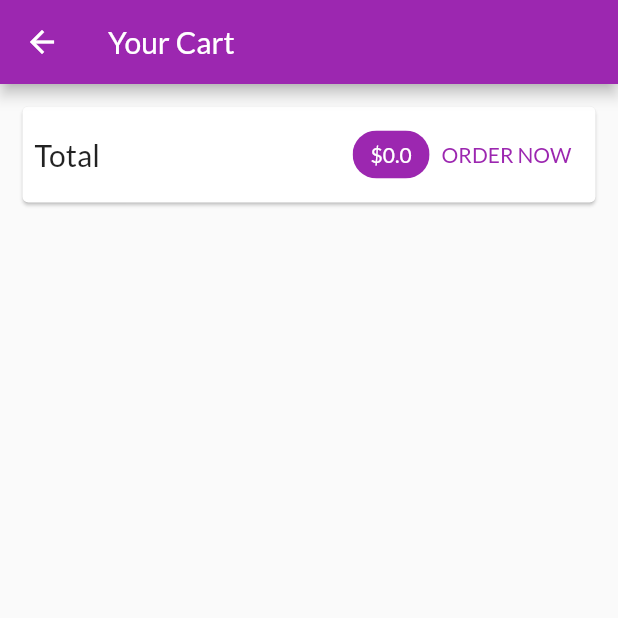
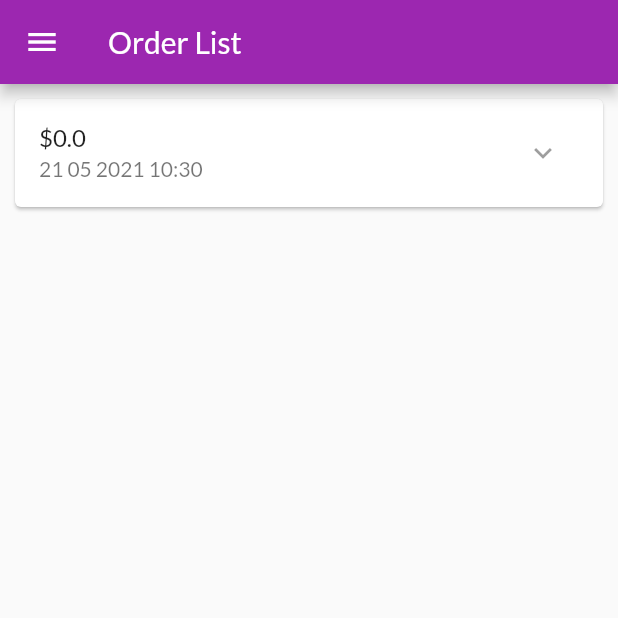
Before and after one commit to dat098x/Flutter-VenusShop-App, a Flutter app: the CartScreen screen opened by its route, after a tap on "ORDER NOW", on a phone screen of 412 x 824 dp, the top half of it. Run offline on Flutter 3.47's test engine with Material 2 defaults, Android fonts, the phone set to English and light mode, and no system bars; network calls fail.

Commit message:
Add OrdersScreen - Delete CartItem

```diff
--- a/lib/main.dart
+++ b/lib/main.dart
@@ -1,7 +1,9 @@
 import 'package:flutter/material.dart';
 import 'package:venusshop/providers/cart.dart';
+import 'package:venusshop/providers/orders.dart';
 import 'package:venusshop/providers/products_data.dart';
 import 'package:venusshop/screens/cart_screen.dart';
+import 'package:venusshop/screens/orders_screen.dart';
 import 'package:venusshop/screens/product_detail_screen.dart';
 import 'package:venusshop/screens/product_overview_screen.dart';
 import 'package:provider/provider.dart';
@@ -21,6 +23,9 @@ class MyApp extends StatelessWidget {
         ),
         ChangeNotifierProvider.value(
           value: Cart(),
+        ),
+        ChangeNotifierProvider.value(
+          value: Orders(),
         )
       ],
       child: MaterialApp(
@@ -36,6 +41,7 @@ class MyApp extends StatelessWidget {
           '/': (context) => ProductOverviewScreen(),
           ProductDetailScreen.routeName: (context) => ProductDetailScreen(),
           CartScreen.routeName: (context) => CartScreen(),
+          OrdersScreen.routeName: (context) => OrdersScreen(),
         },
       ),
     );
--- a/lib/providers/cart.dart
+++ b/lib/providers/cart.dart
@@ -17,7 +17,7 @@ class CartItem {
 class Cart with ChangeNotifier {
   Map<String, CartItem> _items = {};
 
-  Map<String, CartItem> get item {
+  Map<String, CartItem> get items {
     return {..._items};
   }
   int get countItems {
@@ -52,4 +52,15 @@ class Cart with ChangeNotifier {
     }
     notifyListeners();
   }
+
+  void removeItem(String id) {
+     _items.remove(id);
+     notifyListeners();
+  }
+
+
+  void clear() {
+    _items ={};
+    notifyListeners();
+  }
 }
--- /dev/null
+++ b/lib/providers/orders.dart
@@ -0,0 +1,32 @@
+import 'package:flutter/material.dart';
+import 'package:venusshop/providers/cart.dart';
+
+class OrderItem {
+  final String id;
+  final double amount;
+  final List<CartItem> products;
+  final DateTime dateTime;
+  OrderItem({
+    @required this.id,
+    @required this.amount,
+    @required this.products,
+    @required this.dateTime
+  });
+}
+
+class Orders with ChangeNotifier {
+  List<OrderItem> _orders = [];
+  List<OrderItem> get orders {
+    return [..._orders];
+  }
+
+  void addOrder(List<CartItem> cartProducts, double total) {
+    _orders.insert(0, OrderItem(
+        id: DateTime.now().toString(),
+        amount: total,
+        products: cartProducts,
+        dateTime: DateTime.now()));
+    notifyListeners();
+  }
+
+}
--- a/lib/screens/cart_screen.dart
+++ b/lib/screens/cart_screen.dart
@@ -1,6 +1,8 @@
 import 'package:flutter/material.dart';
 import 'package:provider/provider.dart';
 import 'package:venusshop/providers/cart.dart' show Cart;
+import 'package:venusshop/providers/orders.dart';
+import 'package:venusshop/screens/orders_screen.dart';
 import 'package:venusshop/widgets/cart_item.dart';
 
 class CartScreen extends StatelessWidget {
@@ -23,7 +25,7 @@ class CartScreen extends StatelessWidget {
                 children: [
                   Text('Total', style: TextStyle(fontSize: 20),),
                   Spacer(),
-                  Chip(label: Text('\$${cart.totalAmount.toString()}',
+                  Chip(label: Text('\$${cart.totalAmount.toStringAsFixed(2)}',
                     style: TextStyle(
                       color: Theme.of(context).primaryTextTheme.headline6.color
                     ),
@@ -32,7 +34,9 @@ class CartScreen extends StatelessWidget {
                   TextButton(
                     child: Text('ORDER NOW'),
                     onPressed: () {
-
+                      Provider.of<Orders>(context, listen: false).addOrder(cart.items.values.toList(), cart.totalAmount);
+                      cart.clear();
+                      Navigator.of(context).pushNamed(OrdersScreen.routeName);
                     },
                     style: ButtonStyle(
                       foregroundColor: MaterialStateProperty.all(Theme.of(context).primaryColor)
@@ -47,10 +51,11 @@ class CartScreen extends StatelessWidget {
               itemCount: cart.countItems,
               itemBuilder: (context, index) {
                 return CartItem(
-                  id: cart.item.values.toList()[index].id,
-                  title: cart.item.values.toList()[index].title,
-                  quantity: cart.item.values.toList()[index].quantity,
-                  price: cart.item.values.toList()[index].price
+                  id: cart.items.values.toList()[index].id,
+                  productId: cart.items.keys.toList()[index],
+                  title: cart.items.values.toList()[index].title,
+                  quantity: cart.items.values.toList()[index].quantity,
+                  price: cart.items.values.toList()[index].price
                 );
               }
             )
--- /dev/null
+++ b/lib/screens/orders_screen.dart
@@ -0,0 +1,21 @@
+import 'package:flutter/material.dart';
+import 'package:provider/provider.dart';
+import 'package:venusshop/providers/orders.dart' show Orders;
+import 'package:venusshop/widgets/app_drawer.dart';
+import 'package:venusshop/widgets/order_item.dart';
+class OrdersScreen extends StatelessWidget {
+  static const routeName = '/orders';
+  @override
+  Widget build(BuildContext context) {
+    final ordersData = Provider.of<Orders>(context).orders;
+    return Scaffold(
+      appBar: AppBar(
+        title: Text('Order List'),
+      ),
+      drawer: AppDrawer(),
+      body: ListView.builder(
+          itemCount: ordersData.length,
+          itemBuilder: (context, index) => OrderItem(ordersData[index])),
+    );
+  }
+}
--- a/lib/screens/product_overview_screen.dart
+++ b/lib/screens/product_overview_screen.dart
@@ -1,6 +1,7 @@
 import 'package:flutter/material.dart';
 import 'package:venusshop/providers/cart.dart';
 import 'package:venusshop/screens/cart_screen.dart';
+import 'package:venusshop/widgets/app_drawer.dart';
 import 'package:venusshop/widgets/badget.dart';
 import 'package:venusshop/widgets/products_grip.dart';
 import 'package:provider/provider.dart';
@@ -53,6 +54,7 @@ class _ProductOverviewScreenState extends State<ProductOverviewScreen> {
           )
         ],
       ),
+      drawer: AppDrawer(),
       body: ProductsGrid(showFavoriteOnly),
     );
   }
--- /dev/null
+++ b/lib/widgets/order_item.dart
@@ -0,0 +1,64 @@
+import 'dart:math';
+
+import 'package:flutter/material.dart';
+import 'package:venusshop/providers/orders.dart' as ord;
+import 'package:intl/intl.dart';
+class OrderItem extends StatefulWidget {
+  final ord.OrderItem order;
+  OrderItem(this.order);
+
+  @override
+  _OrderItemState createState() => _OrderItemState();
+}
+
+class _OrderItemState extends State<OrderItem> {
+  bool _expanded = false;
+
+  @override
+  Widget build(BuildContext context) {
+    return Card(
+      margin: EdgeInsets.all(10),
+      child: Column(
+        children: [
+          ListTile(
+            title: Text('\$${widget.order.amount}'),
+            subtitle: Text(DateFormat('dd MM yyyy hh:mm').format(widget.order.dateTime)),
+            trailing: IconButton(
+              icon: Icon(_expanded ? Icons.expand_less :Icons.expand_more),
+            ),
+            onTap: () {
+              setState(() {
+                _expanded = !_expanded;
+              });
+            },
+          ),
+          if (_expanded) Container(
+            padding: EdgeInsets.symmetric(horizontal: 15, vertical: 4),
+            height: min(widget.order.products.length * 20.0 + 15, 180),
+            child: ListView(
+              children: widget.order.products
+                  .map(
+                      (product) => Row(
+                        mainAxisAlignment: MainAxisAlignment.spaceBetween,
+                        children: [
+                          Text(product.title,
+                          style: TextStyle(
+                            fontSize: 18,
+                            fontWeight: FontWeight.bold
+                          ),
+                          ),
+                          Text('${product.quantity} x \$${product.price}',
+                            style: TextStyle(
+                              fontSize: 18,
+                              color: Colors.grey
+                            ),
+                          )
+                        ],
+                      )).toList(),
+            ),
+          )
+        ],
+      ),
+    );
+  }
+}
--- a/pubspec.yaml
+++ b/pubspec.yaml
@@ -33,6 +33,7 @@ dev_dependencies:
   flutter_test:
     sdk: flutter
   provider: ^5.0.0
+  intl: ^0.17.0
 
 # For information on the generic Dart part of this file, see the
 # following page: https://dart.dev/tools/pub/pubspec
```
Also changed, not shown: lib/screens/product_detail_screen.dart (+33 -1 lines), lib/widgets/app_drawer.dart (added, +32 -0 lines), lib/widgets/cart_item.dart (+19 -2 lines), pubspec.lock.
